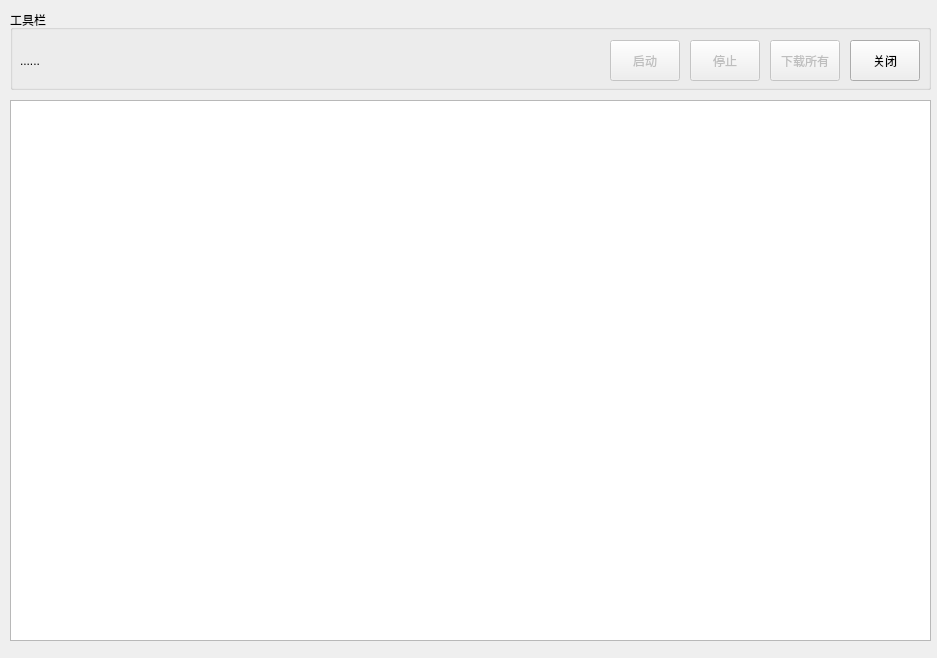
fivecountry/pyResourceGet, file uiDefines/SpiderWindow.ui: the form before one commit.
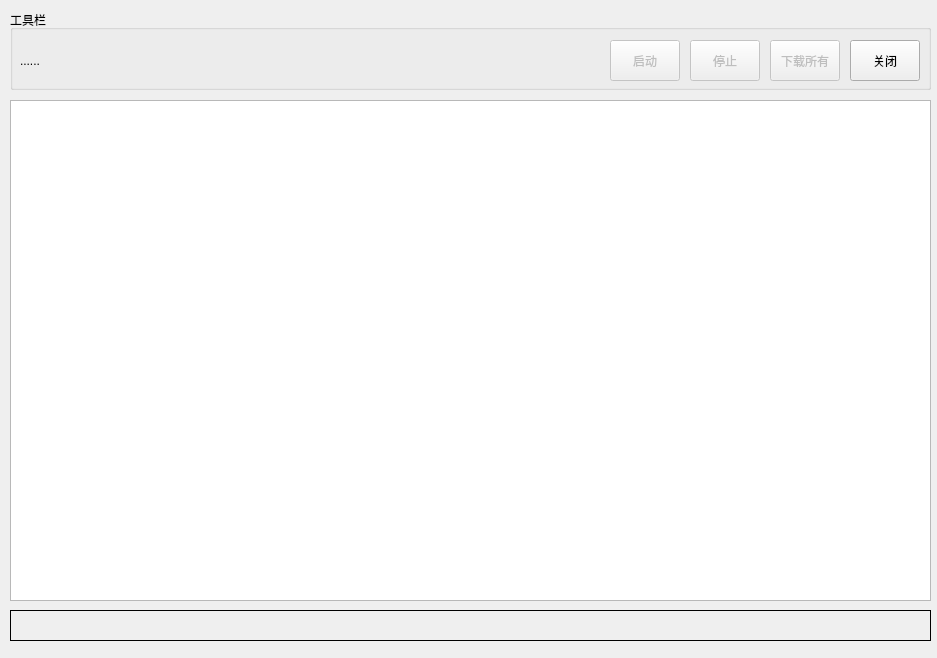
The form after the commit.

Diff of the .ui file:
```diff
--- a/uiDefines/SpiderWindow.ui
+++ b/uiDefines/SpiderWindow.ui
@@ -107,10 +107,26 @@
       <x>10</x>
       <y>100</y>
       <width>921</width>
-      <height>541</height>
+      <height>501</height>
      </rect>
     </property>
    </widget>
+   <widget class="QLabel" name="lblStatus">
+    <property name="geometry">
+     <rect>
+      <x>10</x>
+      <y>610</y>
+      <width>921</width>
+      <height>31</height>
+     </rect>
+    </property>
+    <property name="styleSheet">
+     <string notr="true">border:1px solid black;</string>
+    </property>
+    <property name="text">
+     <string/>
+    </property>
+   </widget>
   </widget>
  </widget>
  <resources/>
```
